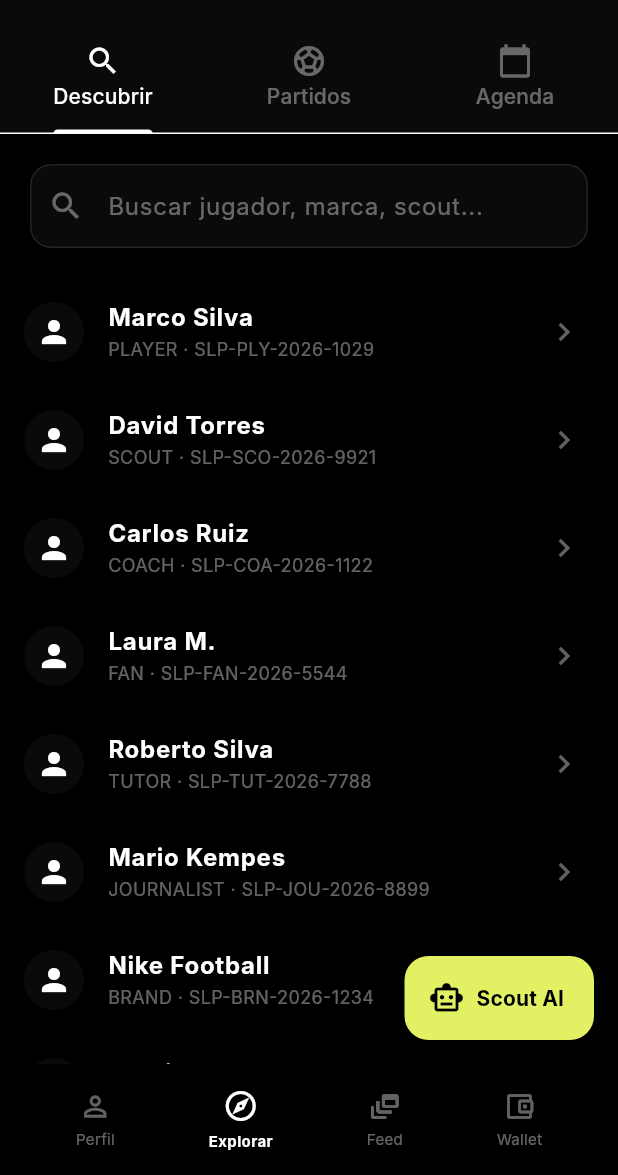
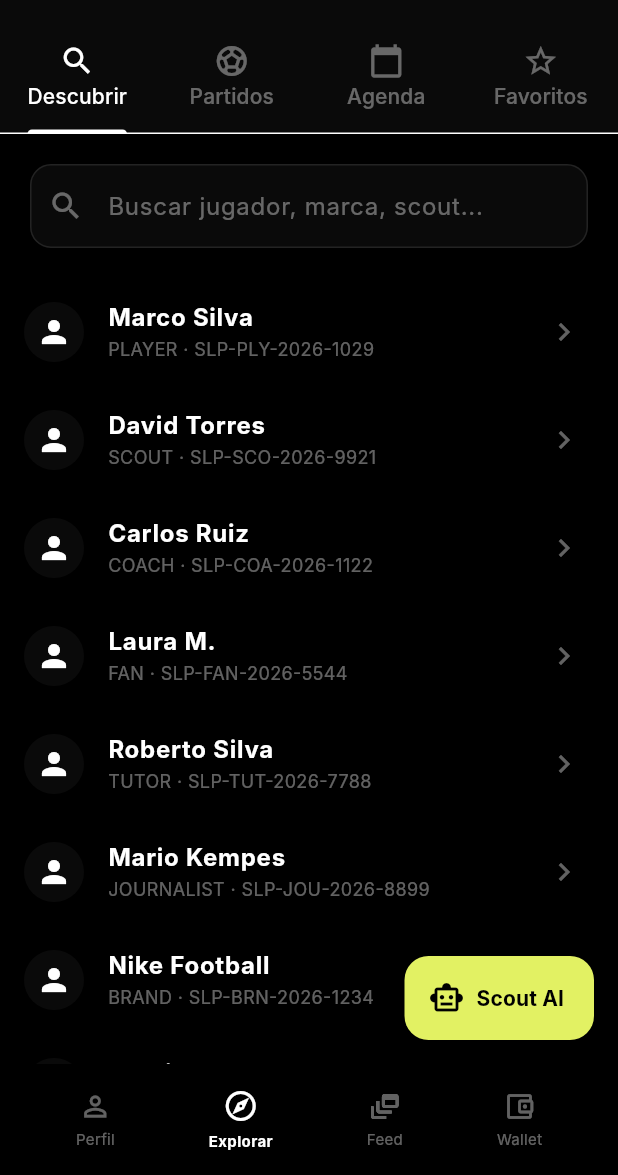
Before and after one commit to rommer1997/PV1, a Flutter app: the RoleShell screen opened directly with empty values, item 2 of the bottom bar chosen, on a phone screen of 412 x 824 dp, the part 61-1236 px from its top. Run offline on Flutter 3.47's test engine with Material 3 defaults, Android fonts, the phone set to English and light mode, and no system bars; our stand-ins replace flutter_riverpod, image_picker, qr_flutter, shared_preferences; accounts and stored records are empty; network calls fail; Roboto replaces fonts that are missing (Inter).

Commit message:
Move Favoritos into ExploreHubScreen and restore Perfil tab

```diff
--- a/lib/screens/shared/explore_hub_screen.dart
+++ b/lib/screens/shared/explore_hub_screen.dart
@@ -5,6 +5,7 @@ import 'global_search_screen.dart';
 import 'agenda_screen.dart';
 import '../matches/match_discovery_screen.dart';
 import 'sportlink_ai_screen.dart';
+import '../scout/scout_dashboard_screen.dart';
 
 class ExploreHubScreen extends ConsumerWidget {
   const ExploreHubScreen({super.key});
@@ -19,7 +20,7 @@ class ExploreHubScreen extends ConsumerWidget {
     final primary = AppColors.buttonBg(isDark);
 
     return DefaultTabController(
-      length: 3,
+      length: 4,
       child: Scaffold(
         backgroundColor: bg,
         appBar: AppBar(
@@ -41,6 +42,7 @@ class ExploreHubScreen extends ConsumerWidget {
               Tab(icon: Icon(Icons.search), text: 'Descubrir'),
               Tab(icon: Icon(Icons.sports_soccer), text: 'Partidos'),
               Tab(icon: Icon(Icons.calendar_today), text: 'Agenda'),
+              Tab(icon: Icon(Icons.star_outline), text: 'Favoritos'),
             ],
           ),
         ),
@@ -49,6 +51,7 @@ class ExploreHubScreen extends ConsumerWidget {
             GlobalSearchScreen(),
             MatchDiscoveryScreen(),
             AgendaScreen(),
+            ScoutDashboardScreen(),
           ],
         ),
         floatingActionButton: FloatingActionButton.extended(
--- a/lib/screens/shared/settings_screen.dart
+++ b/lib/screens/shared/settings_screen.dart
@@ -5,7 +5,6 @@ import '../../providers/theme_provider.dart';
 import '../../models/app_user.dart';
 import '../../services/user_storage_service.dart';
 import '../auth/welcome_screen.dart';
-import 'profile_edit_screen.dart';
 import 'notifications_settings_screen.dart';
 import 'help_support_screen.dart';
 import 'privacy_settings_screen.dart';
--- a/lib/shell/role_shell.dart
+++ b/lib/shell/role_shell.dart
@@ -4,7 +4,6 @@ import '../models/user_role.dart';
 import '../screens/athletic_cv_screen.dart';
 import '../screens/stadium_feed_screen.dart';
 import '../screens/scout/scout_marketplace_screen.dart';
-import '../screens/scout/scout_dashboard_screen.dart';
 import '../screens/coach/coach_dashboard_screen.dart';
 import '../screens/coach/coach_marketplace_screen.dart';
 import '../screens/tutor/tutor_approvals_screen.dart';
@@ -60,7 +59,7 @@ class _RoleShellState extends ConsumerState<RoleShell> {
         ];
       case UserRole.scout:
         return [
-          const _NavItem(Icons.dashboard_outlined, 'Favoritos', ScoutDashboardScreen()),
+          _NavItem(Icons.person_outline, 'Perfil', AthleticCVScreen()),
           const _NavItem(Icons.explore_outlined, 'Explorar', ExploreHubScreen()),
           const _NavItem(Icons.search, 'Mercado', ScoutMarketplaceScreen()),
           const _NavItem(Icons.account_balance_wallet_outlined, 'Wallet', WalletScreen()),
```
